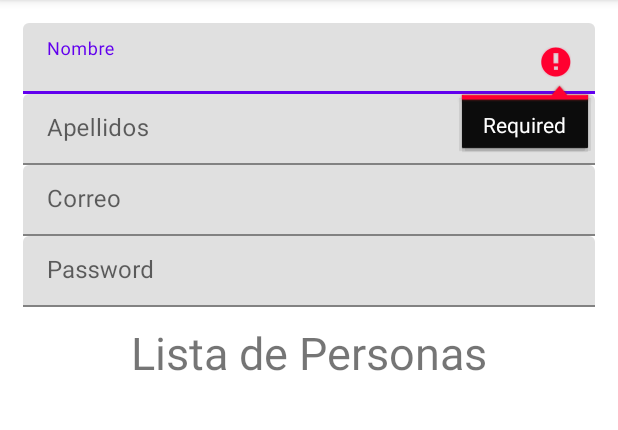
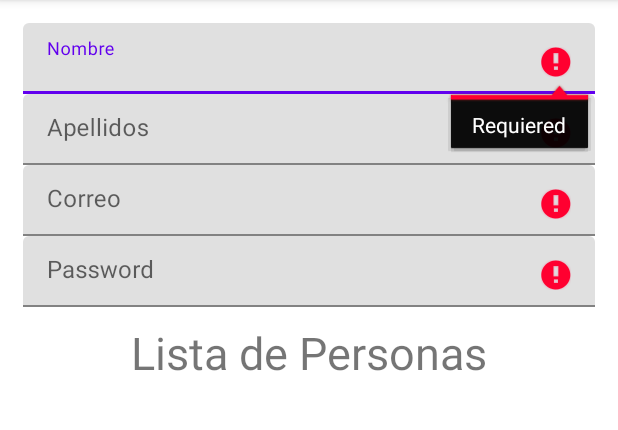
Before and after one commit to DevilsKind98/ProyectoAndroid, an Android app: the screen it shows after launch (MainActivity), after a tap on "Edit Done", on a phone screen of 412 x 824 dp, the part 84-514 px from its top. Run offline under Robolectric (Android 15) with nearby library versions, the phone set to English and light mode, and no system bars; our stand-ins replace Firebase (no records; nobody signed in at launch, a user with empty details on screens opened directly).

Commit message:
EdsodianElcrack
Edsodian es un crack

```diff
--- a/crudFireBaseApp/app/src/main/java/mx/edu/itl/proyecto/crudfirebaseapp/MainActivity.java
+++ b/crudFireBaseApp/app/src/main/java/mx/edu/itl/proyecto/crudfirebaseapp/MainActivity.java
@@ -112,8 +112,20 @@ public class MainActivity extends AppCompatActivity {
 
         switch (item.getItemId()){
             case R.id.icon_add:{
-                if (nombre.equals("")||correo.equals("")||password.equals("")||app.equals("")){
+               /* if (nombre.length()==0||correo.length()==0)||password.length()==0||app.length()==0){
                     validacion();
+                }*/
+                if (nombre.length()==0){
+                    nomP.setError("Requiered");
+                }
+                if (correo.length()==0){
+                    correoP.setError("Requiered");
+                }
+                if (password.length()==0){
+                    passwordP.setError("Requiered");
+                }
+                if(app.length()==0){
+                    appP.setError("Requiered");
                 }
                 else {
                     Persona p = new Persona();
@@ -160,7 +172,7 @@ public class MainActivity extends AppCompatActivity {
         appP.setText("");
     }
 
-    private void validacion() {
+   /* private void validacion() {
         String nombre = nomP.getText().toString();
         String correo = correoP.getText().toString();
         String password = passwordP.getText().toString();
@@ -177,5 +189,7 @@ public class MainActivity extends AppCompatActivity {
         else if (password.equals("")){
             passwordP.setError("Required");
         }
-    }
+
+
+    }*/
 }
```
